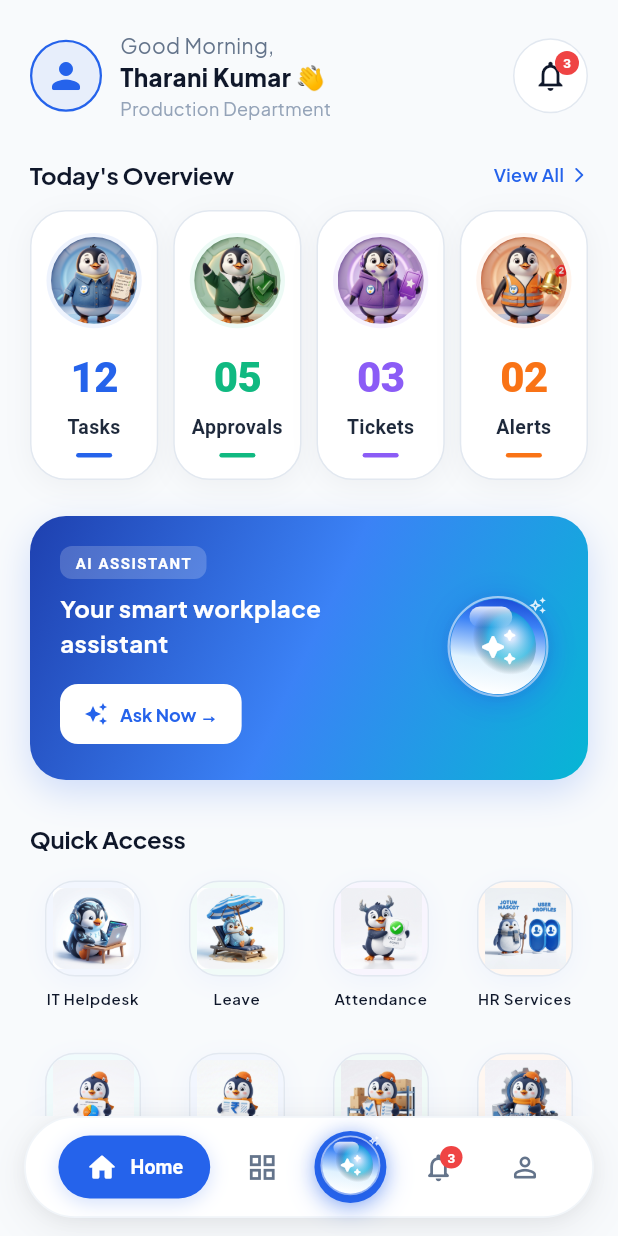
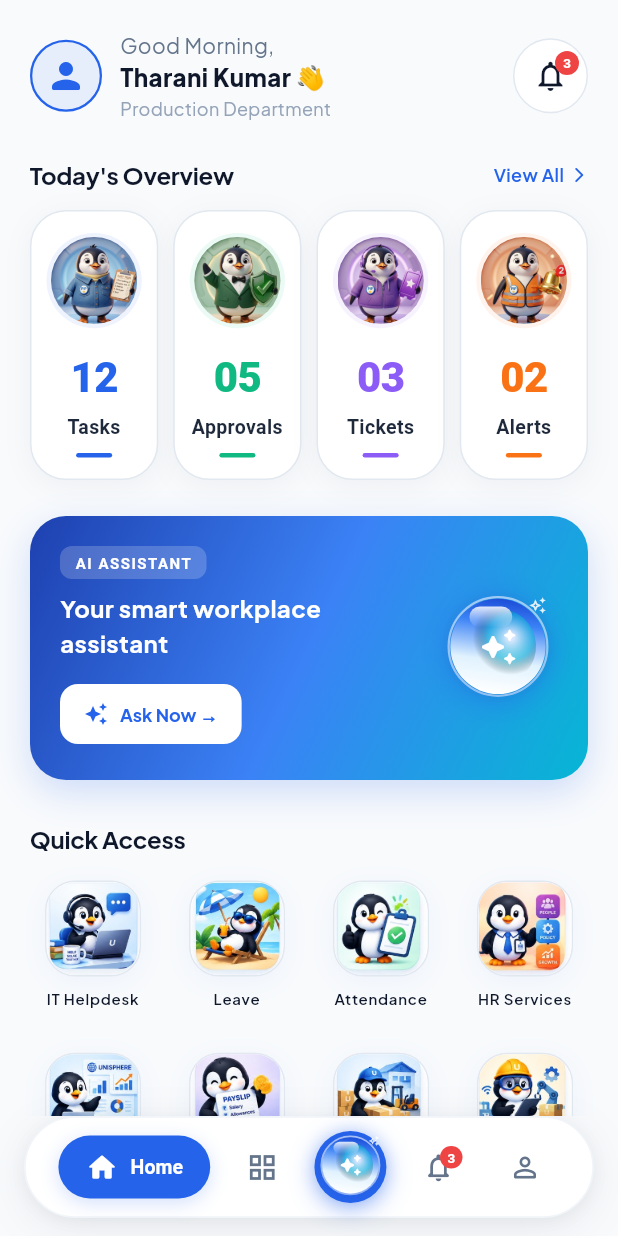
Before and after one commit to Tharanikumar/jotun-one-, a Flutter app: the DashboardScreen screen opened by its route, on a phone screen of 412 x 824 dp. Run offline on Flutter 3.47's test engine with Material 3 defaults, Android fonts, the phone set to English and light mode, and no system bars; our stand-ins replace fl_chart, flutter_riverpod, go_router, google_fonts.

Commit message:
style: Update 3D quick access icons (HR Services, IT Helpdesk, Leave, Attendance, Dashboard, Payslip, Warehouse, Production)

```diff
--- a/lib/core/widgets/quick_access_tile.dart
+++ b/lib/core/widgets/quick_access_tile.dart
@@ -45,21 +45,17 @@ class QuickAccessTile extends StatelessWidget {
             child: ClipRRect(
               borderRadius: BorderRadius.circular(19),
               child: imageAsset != null
-                  ? Container(
-                      color: backgroundColor,
-                      padding: const EdgeInsets.all(4),
-                      child: Image.asset(
+                  ? Image.asset(
                       imageAsset!,
-                        width: 56,
-                        height: 56,
-                        fit: BoxFit.contain,
+                      width: 64,
+                      height: 64,
+                      fit: BoxFit.cover,
                       errorBuilder: (context, error, stackTrace) {
                         return Container(
                           color: backgroundColor,
                           child: Icon(icon, color: iconColor, size: 28),
                         );
                       },
-                      ),
                     )
                   : Container(
                       color: backgroundColor,
```
Also changed, not shown: assets/images/penguin_attendance.png, assets/images/penguin_dashboard.png, assets/images/penguin_helpdesk.png, assets/images/penguin_hr.png, assets/images/penguin_leave.png, assets/images/penguin_payslip.png, assets/images/penguin_production.png, assets/images/penguin_warehouse.png. Lines whose indentation alone changed are shown as unchanged.
